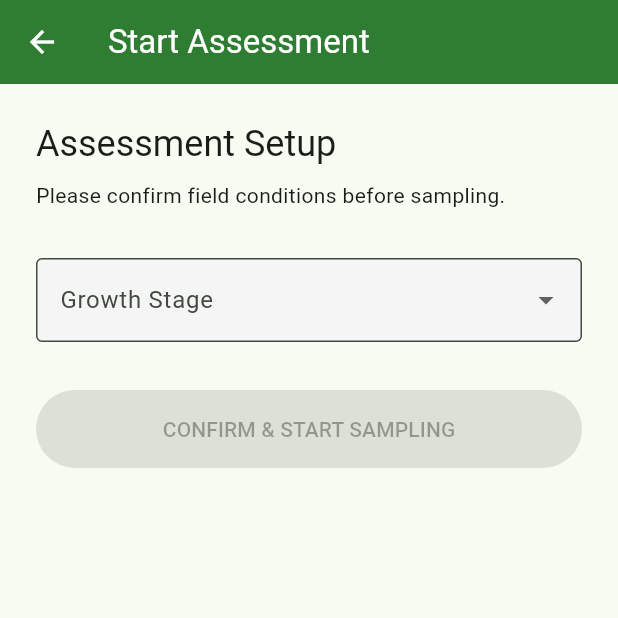
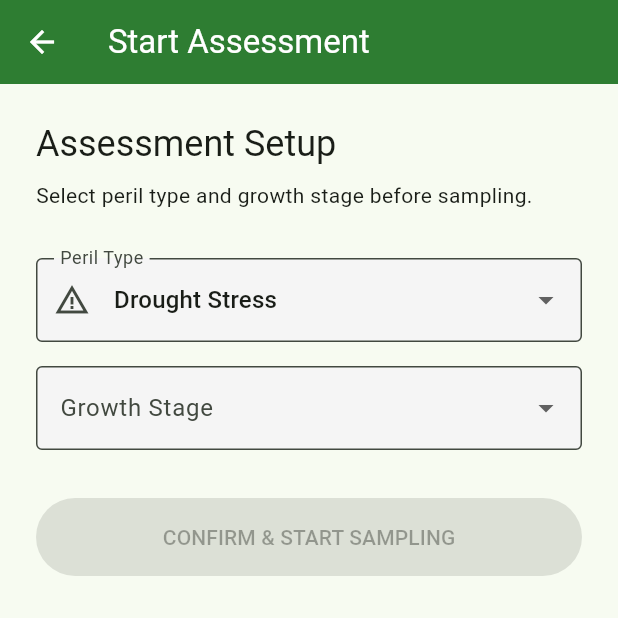
Before and after one commit to KudzaiMunyukwa95/Verisca, a Flutter app: the AssessmentScreen screen opened directly with empty values, on a phone screen of 412 x 824 dp, the top half of it. Run offline on Flutter 3.47's test engine with Material 3 defaults, Android fonts, the light colour scheme and no system bars; our stand-ins replace dio, flutter_secure_storage, geolocator, hive, hive_flutter, image_picker; accounts and stored records are empty.

Commit message:
all perils in the app

```diff
--- a/verisca_mobile/lib/features/assessment/assessment_provider.dart
+++ b/verisca_mobile/lib/features/assessment/assessment_provider.dart
@@ -16,12 +16,14 @@ class AssessmentProvider extends ChangeNotifier {
   // Assessment State
   String? _currentSessionId;
   String? _currentClaimId;
+  String? _currentPerilType; // Track peril type
   List<dynamic> _samples = []; // We"ll define a proper model later or use dynamic for now
 
   bool get isLoading => _isLoading;
   String? get errorMessage => _errorMessage;
   String? get successMessage => _successMessage;
   String? get currentSessionId => _currentSessionId;
+  String? get currentPerilType => _currentPerilType;
   List<dynamic> get samples => _samples;
 
   final LocationService _locationService = LocationService();
@@ -79,7 +81,7 @@ class AssessmentProvider extends ChangeNotifier {
 
   // --- Assessment Session Logic ---
 
-  Future<bool> startSession(String claimId, String method, String growthStage) async {
+  Future<bool> startSession(String claimId, String method, String growthStage, {String perilType = 'HAIL'}) async {
     _isLoading = true;
     notifyListeners();
     try {
@@ -92,13 +94,14 @@ class AssessmentProvider extends ChangeNotifier {
           "growth_stage": growthStage,
           "weather_conditions": {"temp": "25C", "condition": "Sunny"},
           "crop_conditions": {"soil": "Moist"},
-          "assessor_notes": "Started via Mobile App"
+          "assessor_notes": "Started via Mobile App - Peril: $perilType"
         },
       );
 
       if (response.statusCode == 201) {
         _currentSessionId = response.data['id'];
         _currentClaimId = claimId;
+        _currentPerilType = perilType; // Store peril type
         _samples = []; // Reset samples for new session
         return true;
       }
@@ -216,14 +219,46 @@ class AssessmentProvider extends ChangeNotifier {
     try {
       final dio = ApiClient().dio;
 
-      // 2. Call Calculation Engine
-      final calcResponse = await dio.post(
-        '/api/v1/calculations/hail-damage',
-        data: {
+      // 2. Determine calculation endpoint based on peril type
+      String calcEndpoint;
+      Map<String, dynamic> calcPayload;
+
+      // Default to hail if peril type not set
+      final peril = _currentPerilType ?? 'HAIL';
+
+      if (peril == 'DROUGHT' || peril == 'WINDSTORM' || peril == 'FLOODING') {
+        // Use Stand Reduction Method
+        calcEndpoint = '/api/v1/calculations/stand-reduction';
+        calcPayload = {
           "growth_stage": growthStage,
           "normal_plant_population": 40000,
           "samples": flatSamples
-        }
+        };
+      } else if (peril == 'DISEASE' || peril == 'PEST') {
+        // Use Weight Method for disease/quality issues
+        calcEndpoint = '/api/v1/calculations/weight-method';
+        calcPayload = {
+          "growth_stage": growthStage,
+          "samples": flatSamples,
+          "moisture_pct": 14.0, // Default moisture
+          "test_weight_kg_hl": 72.0 // Default test weight
+        };
+      } else {
+        // Default to Hail Damage Method
+        calcEndpoint = '/api/v1/calculations/hail-damage';
+        calcPayload = {
+          "growth_stage": growthStage,
+          "normal_plant_population": 40000,
+          "samples": flatSamples
+        };
+      }
+
+      print("Using calculation endpoint: $calcEndpoint for peril: $peril");
+
+      // 3. Call Calculation Engine
+      final calcResponse = await dio.post(
+        calcEndpoint,
+        data: calcPayload
       );
 
       if (calcResponse.statusCode != 200) {
--- a/verisca_mobile/lib/features/assessment/assessment_screen.dart
+++ b/verisca_mobile/lib/features/assessment/assessment_screen.dart
@@ -14,18 +14,30 @@ class AssessmentScreen extends StatefulWidget {
 }
 
 class _AssessmentScreenState extends State<AssessmentScreen> {
-  final _growthStageController = TextEditingController(); // For simple selector or input
+  final _growthStageController = TextEditingController();
   String? _selectedGrowthStage;
+  String? _selectedPerilType; // NEW: Track selected peril
 
   final List<String> _growthStages = [
     "VE", "V1", "V2", "V3", "V4", "V5", "V6", "V7", "V8", "V9", "V10",
     "VT", "R1", "R2", "R3", "R4", "R5", "R6"
   ];
 
+  // NEW: Peril types
+  final Map<String, String> _perilTypes = {
+    "HAIL": "Hail Damage",
+    "DROUGHT": "Drought Stress",
+    "WINDSTORM": "Windstorm",
+    "FLOODING": "Flooding",
+    "DISEASE": "Disease/Pest",
+    "FIRE": "Fire Damage"
+  };
+
   @override
   void initState() {
     super.initState();
-    // Do NOT auto-start session anymore, user needs to select Stage first.
+    // Pre-select peril from claim if available
+    _selectedPerilType = widget.claim.perilType.name.toUpperCase();
   }
 
   @override
@@ -43,8 +55,23 @@ class _AssessmentScreenState extends State<AssessmentScreen> {
             children: [
               Text("Assessment Setup", style: Theme.of(context).textTheme.headlineSmall),
               const SizedBox(height: 8),
-              Text("Please confirm field conditions before sampling.", style: Theme.of(context).textTheme.bodyMedium),
+              Text("Select peril type and growth stage before sampling.", style: Theme.of(context).textTheme.bodyMedium),
               const SizedBox(height: 32),
+
+              // NEW: Peril Type Selection
+              DropdownButtonFormField<String>(
+                decoration: const InputDecoration(
+                  labelText: "Peril Type",
+                  border: OutlineInputBorder(),
+                  prefixIcon: Icon(Icons.warning_amber)
+                ),
+                value: _selectedPerilType,
+                items: _perilTypes.entries.map((e) =>
+                  DropdownMenuItem(value: e.key, child: Text(e.value))
+                ).toList(),
+                onChanged: (v) => setState(() => _selectedPerilType = v),
+              ),
+              const SizedBox(height: 16),
 
               DropdownButtonFormField<String>(
                 decoration: const InputDecoration(labelText: "Growth Stage", border: OutlineInputBorder()),
@@ -56,9 +83,14 @@ class _AssessmentScreenState extends State<AssessmentScreen> {
               SizedBox(
                 width: double.infinity,
                 child: FilledButton(
-                  onPressed: _selectedGrowthStage == null || provider.isLoading
+                  onPressed: _selectedGrowthStage == null || _selectedPerilType == null || provider.isLoading
                       ? null
-                      : () => provider.startSession(widget.claim.id, "hail", _selectedGrowthStage!),
+                      : () => provider.startSession(
+                          widget.claim.id,
+                          _selectedPerilType!.toLowerCase(),
+                          _selectedGrowthStage!,
+                          perilType: _selectedPerilType!
+                        ),
                   child: provider.isLoading
                     ? const CircularProgressIndicator(color: Colors.white)
                     : const Text("CONFIRM & START SAMPLING"),
```
